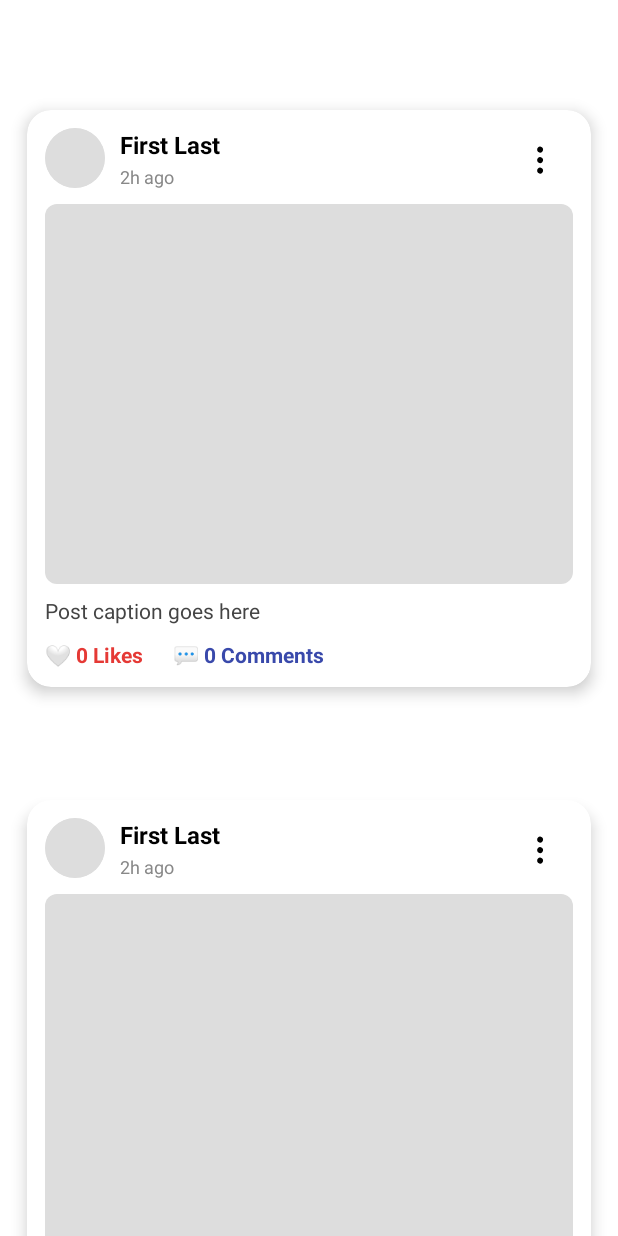
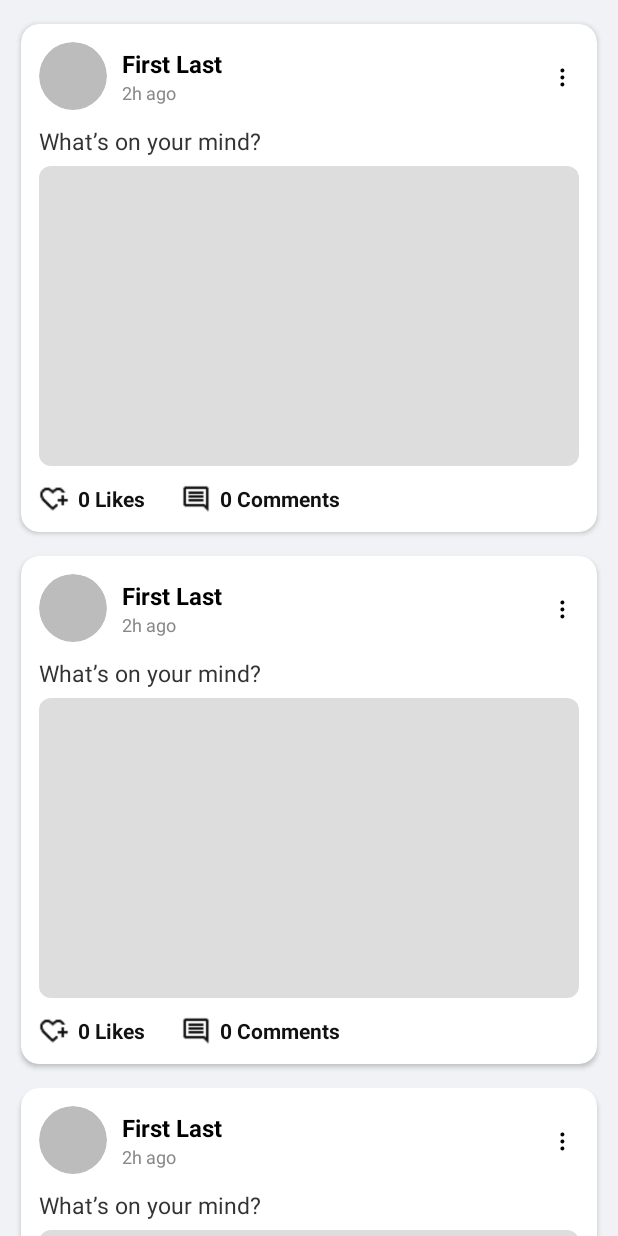
Before and after one commit to SABINXD/codekendra, an Android app: the layout activity_feed.xml on its own in the app's theme, with its tools: preview values and no code run, on a phone screen of 412 x 824 dp. Run offline under Robolectric (Android 15) with nearby library versions, the phone set to English and light mode, and no system bars; network calls fail; Roboto replaces fonts that are not available here.

Commit message:
hello guys

```diff
--- a/android/app/src/main/res/layout/activity_feed.xml
+++ b/android/app/src/main/res/layout/activity_feed.xml
@@ -1,10 +1,15 @@
 <?xml version="1.0" encoding="utf-8"?>
-<androidx.recyclerview.widget.RecyclerView xmlns:android="http://schemas.android.com/apk/res/android"
+<RelativeLayout xmlns:android="http://schemas.android.com/apk/res/android"
     xmlns:tools="http://schemas.android.com/tools"
-
-    android:id="@+id/recyclerFeed"
     android:layout_width="match_parent"
     android:layout_height="match_parent"
-    android:padding="8dp"
-    android:clipToPadding="false"
-    tools:listitem="@layout/feed_item" />
+    android:background="#f0f2f5">
+
+    <androidx.recyclerview.widget.RecyclerView
+        android:id="@+id/recyclerFeed"
+        android:layout_width="match_parent"
+        android:layout_height="match_parent"
+        android:padding="8dp"
+        android:clipToPadding="false"
+        tools:listitem="@layout/feed_item" />
+</RelativeLayout>
--- a/android/app/src/main/res/layout/feed_item.xml
+++ b/android/app/src/main/res/layout/feed_item.xml
@@ -1,15 +1,15 @@
 <?xml version="1.0" encoding="utf-8"?>
-<androidx.cardview.widget.CardView
-    xmlns:android="http://schemas.android.com/apk/res/android"
+<androidx.cardview.widget.CardView xmlns:android="http://schemas.android.com/apk/res/android"
     xmlns:app="http://schemas.android.com/apk/res-auto"
     android:layout_width="match_parent"
     android:layout_height="wrap_content"
-    android:layout_marginTop="65dp"
-    android:layout_marginStart="10dp"
-    android:layout_marginEnd="10dp"
-    android:layout_marginBottom="10dp"
-    app:cardCornerRadius="16dp"
-    app:cardElevation="6dp"
+    android:layout_marginTop="8dp"
+    android:layout_marginBottom="8dp"
+    android:layout_marginStart="6dp"
+    android:layout_marginEnd="6dp"
+    app:cardCornerRadius="12dp"
+    app:cardElevation="2dp"
+    app:cardBackgroundColor="@android:color/white"
     android:foreground="?attr/selectableItemBackground">
 
     <LinearLayout
@@ -18,27 +18,27 @@
         android:orientation="vertical"
         android:padding="12dp">
 
-        <!-- Profile Row -->
+        <!-- Top: Profile Picture and Name -->
         <LinearLayout
             android:layout_width="match_parent"
             android:layout_height="wrap_content"
-            android:gravity="center_vertical"
-            android:orientation="horizontal">
+            android:orientation="horizontal"
+            android:gravity="center_vertical">
 
             <ImageView
                 android:id="@+id/profilePic"
-                android:layout_width="40dp"
-                android:layout_height="40dp"
+                android:layout_width="45dp"
+                android:layout_height="45dp"
                 android:layout_marginEnd="10dp"
+                android:scaleType="centerCrop"
+                android:src="@drawable/profile_placeholder"
                 android:background="@drawable/bg_circle"
-                android:clipToOutline="true"
-                android:scaleType="centerCrop"
-                android:src="@drawable/media_placeholder" />
+                android:clipToOutline="true" />
 
-            <!-- Username + Time Column -->
             <LinearLayout
-                android:layout_width="wrap_content"
+                android:layout_width="0dp"
                 android:layout_height="wrap_content"
+                android:layout_weight="1"
                 android:orientation="vertical">
 
                 <TextView
@@ -46,78 +46,93 @@
                     android:layout_width="wrap_content"
                     android:layout_height="wrap_content"
                     android:text="First Last"
-                    android:textColor="#000000"
                     android:textSize="16sp"
-                    android:textStyle="bold" />
+                    android:textStyle="bold"
+                    android:textColor="#000000" />
 
                 <TextView
                     android:id="@+id/postTime"
                     android:layout_width="wrap_content"
                     android:layout_height="wrap_content"
                     android:text="2h ago"
-                    android:textColor="#888888"
                     android:textSize="12sp"
-                    android:layout_marginTop="2dp"/>
+                    android:textColor="#888888" />
             </LinearLayout>
 
             <ImageView
                 android:id="@+id/postOptions"
-                android:layout_width="424dp"
-                android:layout_height="wrap_content"
-                android:layout_gravity="end"
+                android:layout_width="24dp"
+                android:layout_height="24dp"
+                android:src="@drawable/ic_more_vert"
+                android:contentDescription="Post Options"
+                android:padding="4dp"
                 android:clickable="true"
-                android:contentDescription="Post Options"
-                android:focusable="true"
-                android:padding="8dp"
-                android:src="@drawable/ic_more_vert" />
+                android:focusable="true" />
         </LinearLayout>
-
-        <!-- Post Image -->
-        <ImageView
-            android:id="@+id/postImage"
-            android:layout_width="match_parent"
-            android:layout_height="253dp"
-            android:layout_marginTop="10dp"
-            android:background="@drawable/bg_card"
-            android:scaleType="centerCrop"
-            android:adjustViewBounds="true"
-            android:visibility="visible"
-            android:src="@drawable/media_placeholder" />
 
         <!-- Post Caption -->
         <TextView
             android:id="@+id/postDescription"
             android:layout_width="match_parent"
             android:layout_height="wrap_content"
-            android:layout_marginTop="8dp"
-            android:text="Post caption goes here"
-            android:textColor="#444"
-            android:textSize="14sp" />
+            android:text="What’s on your mind?"
+            android:textSize="15sp"
+            android:textColor="#333333"
+            android:layout_marginTop="10dp"
+            android:layout_marginBottom="6dp" />
 
-        <!-- Like + Comment Row -->
+        <!-- Post Image -->
+        <ImageView
+            android:id="@+id/postImage"
+            android:layout_width="match_parent"
+            android:layout_height="200dp"
+            android:scaleType="centerCrop"
+            android:adjustViewBounds="true"
+            android:src="@drawable/media_placeholder"
+            android:background="@drawable/bg_card"
+            android:visibility="visible" />
+
+        <!-- Like and Comment Actions Row -->
         <LinearLayout
             android:layout_width="match_parent"
             android:layout_height="wrap_content"
-            android:layout_marginTop="10dp"
-            android:orientation="horizontal">
+            android:orientation="horizontal"
+            android:gravity="start|center_vertical"
+            android:layout_marginTop="12dp">
+
+            <ImageView
+                android:id="@+id/likeIcon"
+                android:layout_width="20dp"
+                android:layout_height="20dp"
+                android:layout_marginEnd="6dp"
+                android:src="@drawable/like_icon"
+                android:contentDescription="Like Icon" />
 
             <TextView
                 android:id="@+id/likeCount"
                 android:layout_width="wrap_content"
                 android:layout_height="wrap_content"
-                android:text="🤍 0 Likes"
-                android:textColor="#e53935"
+                android:text="0 Likes"
                 android:textSize="14sp"
+                android:textColor="#111"
                 android:textStyle="bold" />
+
+            <ImageView
+                android:id="@+id/commentIcon"
+                android:layout_width="20dp"
+                android:layout_height="20dp"
+                android:layout_marginStart="24dp"
+                android:layout_marginEnd="6dp"
+                android:src="@drawable/comment_icon"
+                android:contentDescription="Comment Icon" />
 
             <TextView
                 android:id="@+id/commentCount"
                 android:layout_width="wrap_content"
                 android:layout_height="wrap_content"
-                android:layout_marginStart="20dp"
-                android:text="💬 0 Comments"
-                android:textColor="#3949ab"
+                android:text="0 Comments"
                 android:textSize="14sp"
+                android:textColor="#111"
                 android:textStyle="bold" />
         </LinearLayout>
     </LinearLayout>
```
Also changed, not shown: android/app/src/main/res/drawable/comment_icon.png (added), android/app/src/main/res/drawable/like_icon.png (added), 1 other file.
